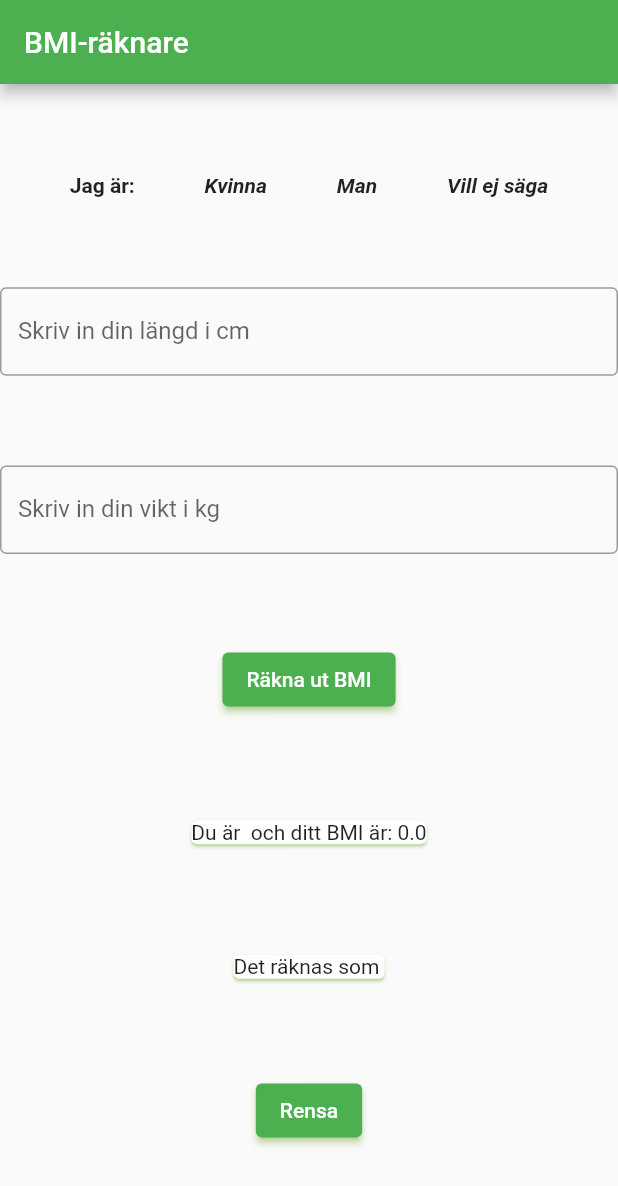
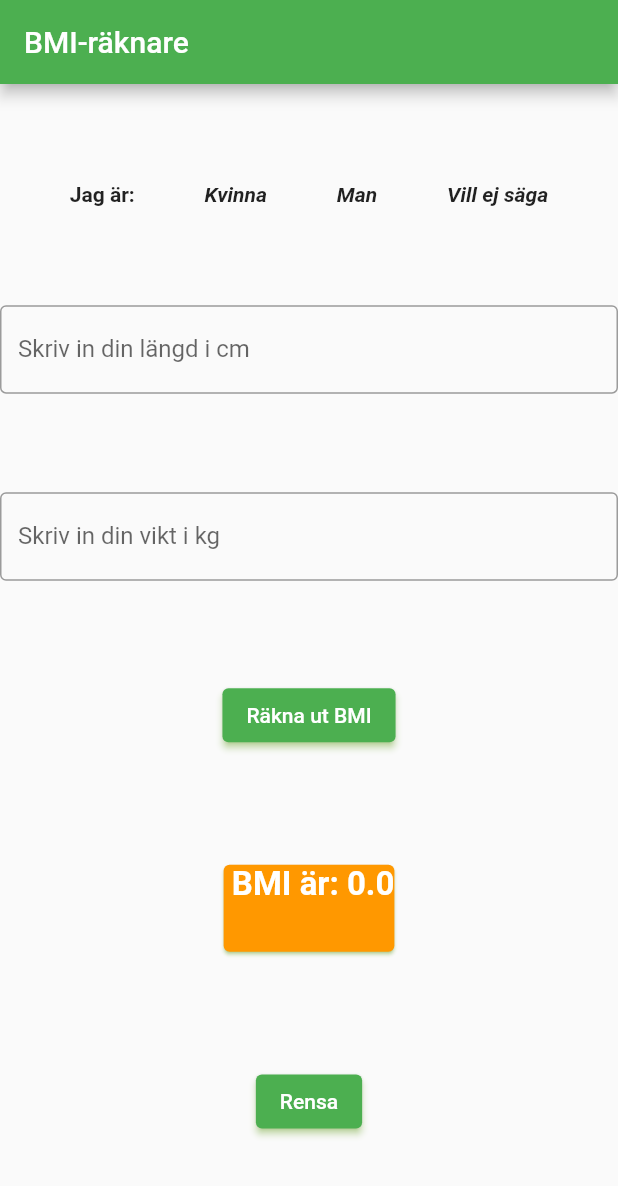
Before and after one commit to Sannio82/BMI, a Flutter app: the screen it shows after launch, after a tap on "Räkna ut BMI", on a phone screen of 412 x 824 dp. Shown: the top 1186 px of the screen. Run offline on Flutter 3.47's test engine with Material 2 defaults, Android fonts, the phone set to English and light mode, and no system bars.

Commit message:
styling of main.dart

```diff
--- a/lib/main.dart
+++ b/lib/main.dart
@@ -50,7 +50,9 @@ class _MyHomePageState extends State<MyHomePage> {
 
       double bmiCounted = weight / pow(height / 100, 2);
 
-      bmi = bmiCounted;
+      bmi = double.parse((bmiCounted).toStringAsFixed(2));
+
+      double.parse((12.3412).toStringAsFixed(2));
 
       category();
       genderSelection();
@@ -78,18 +80,20 @@ class _MyHomePageState extends State<MyHomePage> {
         kategori = "";
       }
 
-      print("$kategori");
+      print("Det räknas som $kategori");
     });
   }
 
   void genderSelection() {
     setState(() {
       if (woman == true) {
-        gender = "kvinna";
+        gender = "Du är kvinna och ditt";
       } else if (man == true) {
-        gender = "man";
+        gender = "Du är man och ditt";
       } else if (noGender == true) {
-        gender = "Du har inte angett kön";
+        gender = "Du har inte angett kön, ditt";
+      } else {
+        gender = "Du har inte angett kön, ditt";
       }
 
       print("$gender");
@@ -99,6 +103,7 @@ class _MyHomePageState extends State<MyHomePage> {
   void reset() {
     setState(() {
       bmi = 0.0;
+      gender = "";
 
       heightController.text = "";
       weightController.text = "";
@@ -186,11 +191,28 @@ class _MyHomePageState extends State<MyHomePage> {
             ),
           ),
           Card(
-            child: Text("Du är $gender och ditt BMI är: $bmi"),
-            margin: const EdgeInsets.all(10),
-          ),
-          Card(
-            child: Text("Det räknas som $kategori"),
+            margin: EdgeInsets.all(10),
+            color: Colors.orange,
+            child: Column(
+              children: <Widget>[
+                Text(
+                  "$gender BMI är: $bmi",
+                  style: TextStyle(
+                    fontSize: 22,
+                    fontWeight: FontWeight.bold,
+                    color: Colors.white,
+                  ),
+                ),
+                SizedBox(height: 6.0),
+                Text(
+                  "$kategori",
+                  style: TextStyle(
+                      fontSize: 22,
+                      color: Colors.white,
+                      fontWeight: FontWeight.bold),
+                ),
+              ],
+            ),
           ),
           ElevatedButton(
             onPressed: () {
```
Also changed, not shown: 2 other files.
